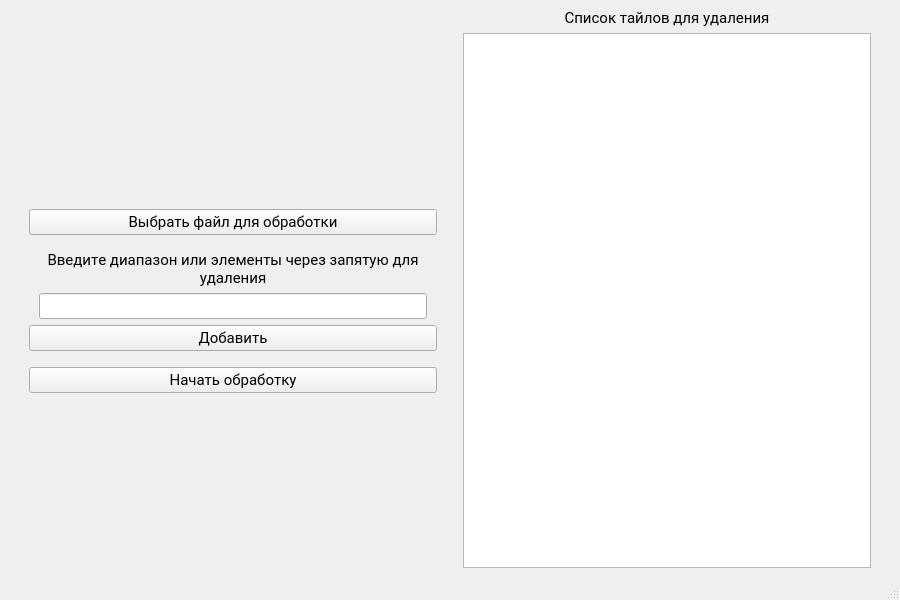
The window that desktop/ui_files/main_window.ui (PrincePepper/DVFU_practice_work_genome_sequencing) describes before a commit, drawn with Qt 5.
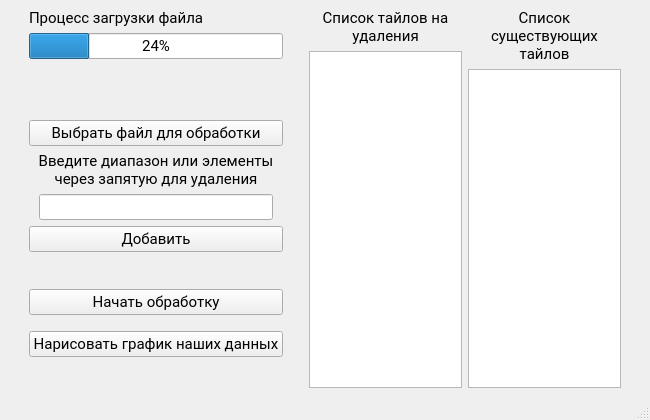
The same window after the commit. Icons and pictures are not drawn.

Diff of the .ui file:
```diff
--- a/desktop/ui_files/main_window.ui
+++ b/desktop/ui_files/main_window.ui
@@ -9,8 +9,8 @@
    <rect>
     <x>0</x>
     <y>0</y>
-    <width>900</width>
-    <height>600</height>
+    <width>650</width>
+    <height>420</height>
    </rect>
   </property>
   <property name="sizePolicy">
@@ -22,13 +22,13 @@
   <property name="minimumSize">
    <size>
     <width>650</width>
-    <height>365</height>
+    <height>420</height>
    </size>
   </property>
   <property name="maximumSize">
    <size>
-    <width>900</width>
-    <height>600</height>
+    <width>1200</width>
+    <height>800</height>
    </size>
   </property>
   <property name="baseSize">
@@ -82,6 +82,41 @@
     </item>
     <item>
      <layout class="QVBoxLayout" name="verticalLayout">
+      <item>
+       <widget class="QLabel" name="progressBar_label">
+        <property name="enabled">
+         <bool>true</bool>
+        </property>
+        <property name="sizePolicy">
+         <sizepolicy hsizetype="Preferred" vsizetype="Preferred">
+          <horstretch>0</horstretch>
+          <verstretch>0</verstretch>
+         </sizepolicy>
+        </property>
+        <property name="text">
+         <string>Процесс загрузки файла</string>
+        </property>
+       </widget>
+      </item>
+      <item>
+       <widget class="QProgressBar" name="progressBar">
+        <property name="enabled">
+         <bool>true</bool>
+        </property>
+        <property name="value">
+         <number>24</number>
+        </property>
+        <property name="textVisible">
+         <bool>true</bool>
+        </property>
+        <property name="invertedAppearance">
+         <bool>false</bool>
+        </property>
+        <property name="format">
+         <string notr="true">%p%</string>
+        </property>
+       </widget>
+      </item>
       <item>
        <spacer name="verticalSpacer_10">
         <property name="orientation">
@@ -235,7 +270,7 @@
         <property name="sizeHint" stdset="0">
          <size>
           <width>20</width>
-          <height>10</height>
+          <height>40</height>
          </size>
         </property>
        </spacer>
@@ -253,6 +288,29 @@
         </property>
        </widget>
       </item>
+      <item>
+       <spacer name="verticalSpacer_3">
+        <property name="orientation">
+         <enum>Qt::Vertical</enum>
+        </property>
+        <property name="sizeType">
+         <enum>QSizePolicy::Preferred</enum>
+        </property>
+        <property name="sizeHint" stdset="0">
+         <size>
+          <width>20</width>
+          <height>20</height>
+         </size>
+        </property>
+       </spacer>
+      </item>
+      <item>
+       <widget class="QPushButton" name="paint">
+        <property name="text">
+         <string>Нарисовать график наших данных</string>
+        </property>
+       </widget>
+      </item>
       <item>
        <spacer name="verticalSpacer_2">
         <property name="orientation">
@@ -284,17 +342,68 @@
     <item>
      <layout class="QVBoxLayout" name="verticalLayout_2">
       <item>
-       <widget class="QLabel" name="label_4">
-        <property name="text">
-         <string>Список тайлов для удаления</string>
-        </property>
-        <property name="alignment">
-         <set>Qt::AlignCenter</set>
-        </property>
-       </widget>
-      </item>
-      <item>
-       <widget class="QListWidget" name="ranges_list"/>
+       <layout class="QHBoxLayout" name="horizontalLayout_3">
+        <item>
+         <layout class="QVBoxLayout" name="verticalLayout_5">
+          <item>
+           <widget class="QLabel" name="label_4">
+            <property name="text">
+             <string>Список тайлов на удаления</string>
+            </property>
+            <property name="alignment">
+             <set>Qt::AlignCenter</set>
+            </property>
+            <property name="wordWrap">
+             <bool>true</bool>
+            </property>
+           </widget>
+          </item>
+          <item>
+           <widget class="QListWidget" name="ranges_list">
+            <property name="maximumSize">
+             <size>
+              <width>200</width>
+              <height>16777215</height>
+             </size>
+            </property>
+            <property name="sortingEnabled">
+             <bool>true</bool>
+            </property>
+           </widget>
+          </item>
+         </layout>
+        </item>
+        <item>
+         <layout class="QVBoxLayout" name="verticalLayout_4">
+          <item>
+           <widget class="QLabel" name="label_2">
+            <property name="text">
+             <string>Список существующих тайлов</string>
+            </property>
+            <property name="alignment">
+             <set>Qt::AlignCenter</set>
+            </property>
+            <property name="wordWrap">
+             <bool>true</bool>
+            </property>
+           </widget>
+          </item>
+          <item>
+           <widget class="QListWidget" name="list_tail">
+            <property name="maximumSize">
+             <size>
+              <width>200</width>
+              <height>16777215</height>
+             </size>
+            </property>
+            <property name="showDropIndicator" stdset="0">
+             <bool>false</bool>
+            </property>
+           </widget>
+          </item>
+         </layout>
+        </item>
+       </layout>
       </item>
      </layout>
     </item>
```
Left out of the diff: 3 changed lines with no effect on the pictures.
